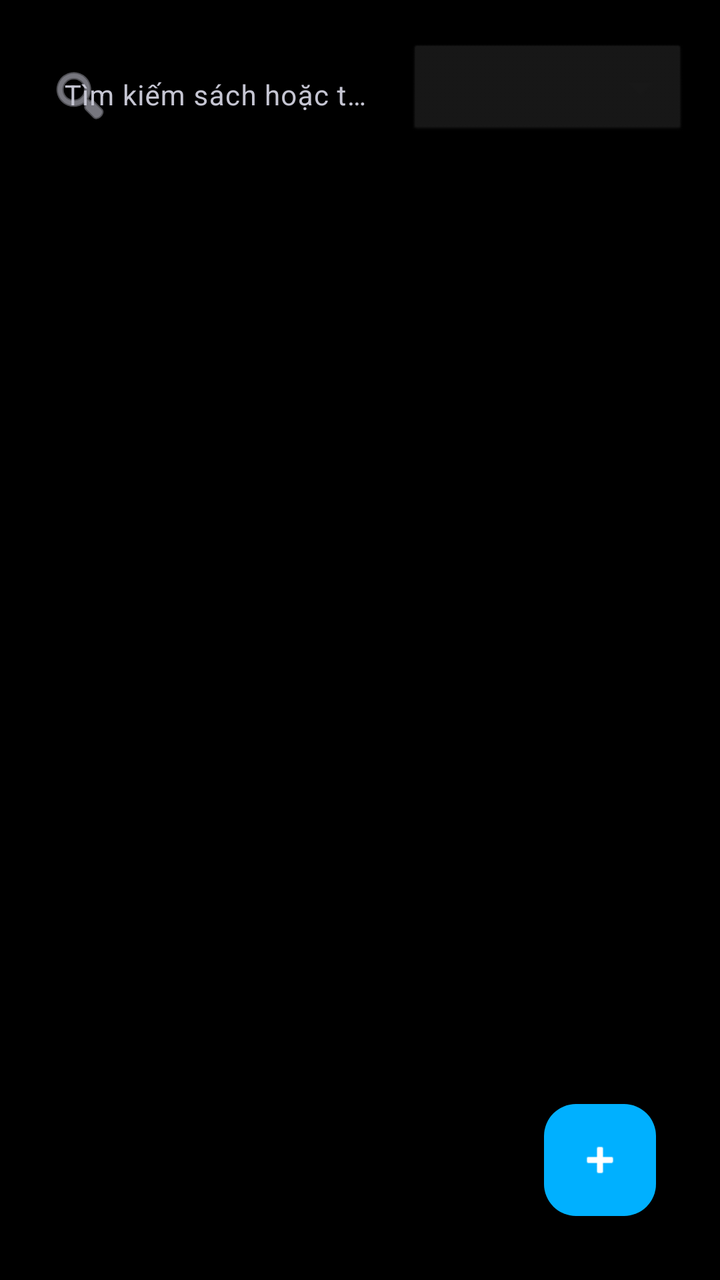
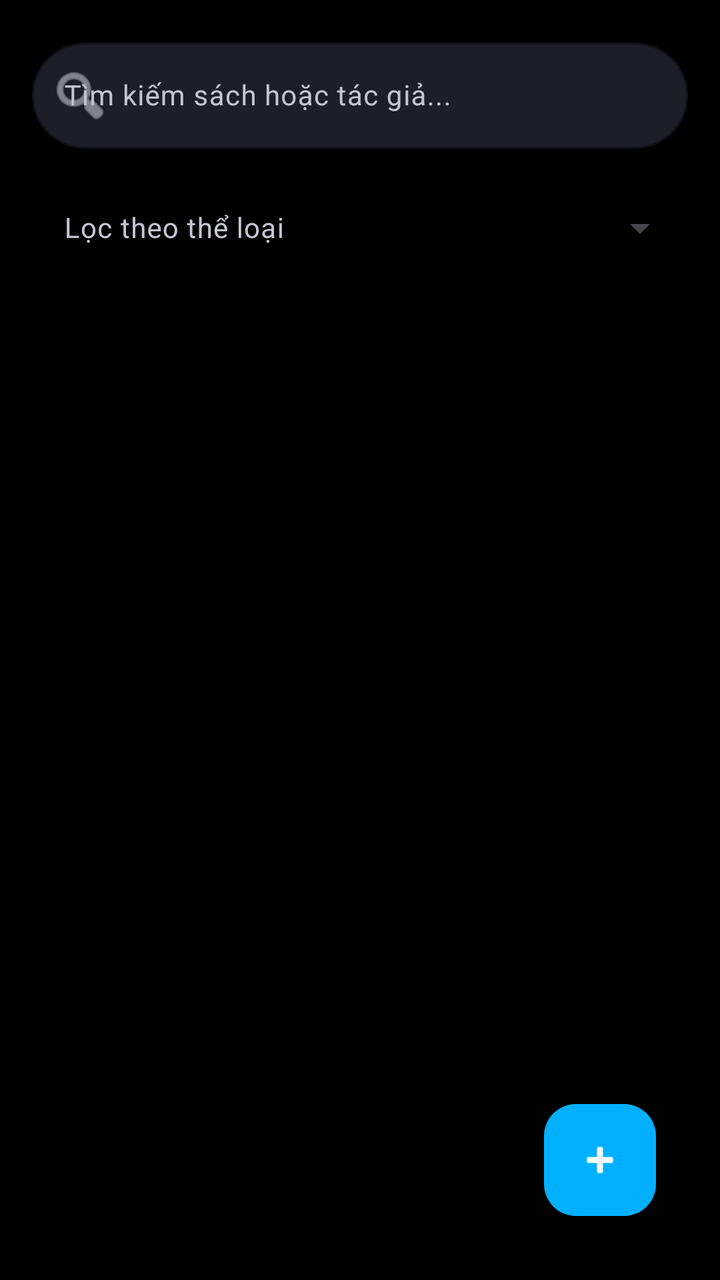

An Android layout rendered at two revisions. The XML below is the earlier revision; the diff shows what the commit changed to produce the second picture.
<!-- AndroidManifest.xml: application theme Theme.QLTV -->
<!-- res/layout/fragment_book_management.xml -->
<?xml version="1.0" encoding="utf-8"?>
<androidx.constraintlayout.widget.ConstraintLayout xmlns:android="http://schemas.android.com/apk/res/android"
    xmlns:app="http://schemas.android.com/apk/res-auto"
    xmlns:tools="http://schemas.android.com/tools"
    android:layout_width="match_parent"
    android:layout_height="match_parent"
    android:background="#000000"
    android:padding="16dp">

    
    <com.google.android.material.textfield.TextInputLayout
        android:id="@+id/searchLayout"
        style="@style/Widget.Material3.TextInputLayout.OutlinedBox"
        android:layout_width="0dp"
        android:layout_height="wrap_content"
        android:hint="Tìm kiếm sách hoặc tác giả..."
        android:textColorHint="#C5C5D2"
        app:boxStrokeColor="#FFFFFF"
        app:boxStrokeWidthFocused="2dp"
        app:hintTextColor="#FFFFFF"
        app:layout_constraintEnd_toStartOf="@id/spinnerCategory"
        app:layout_constraintStart_toStartOf="parent"
        app:layout_constraintTop_toTopOf="parent"
        app:startIconDrawable="@android:drawable/ic_menu_search"
        app:startIconTint="#C5C5D2">

        <com.google.android.material.textfield.TextInputEditText
            android:id="@+id/editSearch"
            android:layout_width="match_parent"
            android:layout_height="wrap_content"
            android:inputType="text"
            android:textColor="#FFFFFF"
            android:textSize="14sp" />
    </com.google.android.material.textfield.TextInputLayout>

    
    <Spinner
        android:id="@+id/spinnerCategory"
        android:layout_width="140dp"
        android:layout_height="50dp"
        android:layout_marginStart="8dp"
        android:background="@android:drawable/btn_dropdown"
        android:backgroundTint="#181818"
        app:layout_constraintBottom_toBottomOf="@id/searchLayout"
        app:layout_constraintEnd_toEndOf="parent"
        app:layout_constraintTop_toTopOf="@id/searchLayout" />

    
    <androidx.recyclerview.widget.RecyclerView
        android:id="@+id/recyclerViewBooks"
        android:layout_width="match_parent"
        android:layout_height="0dp"
        android:layout_marginTop="12dp"
        app:layout_constraintBottom_toBottomOf="parent"
        app:layout_constraintEnd_toEndOf="parent"
        app:layout_constraintStart_toStartOf="parent"
        app:layout_constraintTop_toBottomOf="@id/searchLayout"
        tools:listitem="@android:layout/simple_list_item_2" />

    
    <TextView
        android:id="@+id/txtEmpty"
        android:layout_width="wrap_content"
        android:layout_height="wrap_content"
        android:text="Không tìm thấy sách nào phù hợp!"
        android:textColor="#C5C5D2"
        android:textSize="15sp"
        android:visibility="gone"
        app:layout_constraintBottom_toBottomOf="parent"
        app:layout_constraintEnd_toEndOf="parent"
        app:layout_constraintStart_toStartOf="parent"
        app:layout_constraintTop_toTopOf="parent" />

    
    <com.google.android.material.floatingactionbutton.FloatingActionButton
        android:id="@+id/fabAddBook"
        android:layout_width="wrap_content"
        android:layout_height="wrap_content"
        android:layout_margin="16dp"
        android:contentDescription="Add book"
        android:src="@android:drawable/ic_input_add"
        app:backgroundTint="#00B0FF"
        app:layout_constraintBottom_toBottomOf="parent"
        app:layout_constraintEnd_toEndOf="parent"
        app:tint="#FFFFFF" />

</androidx.constraintlayout.widget.ConstraintLayout>
<!-- resources referenced by this layout -->
<resources>
  <style name="Theme.QLTV" parent="Base.Theme.QLTV" />
  <style name="Base.Theme.QLTV" parent="Theme.Material3.DayNight.NoActionBar">
          
          
      </style>
</resources>

<!-- the commit's change to res/layout/fragment_book_management.xml (unified diff, before → after) -->
@@ -11,16 +11,21 @@
     <com.google.android.material.textfield.TextInputLayout
         android:id="@+id/searchLayout"
         style="@style/Widget.Material3.TextInputLayout.OutlinedBox"
-        android:layout_width="0dp"
+        android:layout_width="match_parent"
         android:layout_height="wrap_content"
         android:hint="Tìm kiếm sách hoặc tác giả..."
         android:textColorHint="#C5C5D2"
         app:boxStrokeColor="#FFFFFF"
         app:boxStrokeWidthFocused="2dp"
         app:hintTextColor="#FFFFFF"
-        app:layout_constraintEnd_toStartOf="@id/spinnerCategory"
+        app:boxCornerRadiusTopStart="28dp"
+        app:boxCornerRadiusTopEnd="28dp"
+        app:boxCornerRadiusBottomStart="28dp"
+        app:boxCornerRadiusBottomEnd="28dp"
+        app:boxBackgroundColor="#1E1E2A"
+        app:layout_constraintTop_toTopOf="parent"
         app:layout_constraintStart_toStartOf="parent"
-        app:layout_constraintTop_toTopOf="parent"
+        app:layout_constraintEnd_toEndOf="parent"
         app:startIconDrawable="@android:drawable/ic_menu_search"
         app:startIconTint="#C5C5D2">
 
@@ -34,16 +39,35 @@
     </com.google.android.material.textfield.TextInputLayout>
 
     
-    <Spinner
-        android:id="@+id/spinnerCategory"
-        android:layout_width="140dp"
-        android:layout_height="50dp"
-        android:layout_marginStart="8dp"
-        android:background="@android:drawable/btn_dropdown"
-        android:backgroundTint="#181818"
-        app:layout_constraintBottom_toBottomOf="@id/searchLayout"
-        app:layout_constraintEnd_toEndOf="parent"
-        app:layout_constraintTop_toTopOf="@id/searchLayout" />
+    <com.google.android.material.textfield.TextInputLayout
+        android:id="@+id/spinnerCategoryLayout"
+        style="@style/Widget.Material3.TextInputLayout.OutlinedBox.ExposedDropdownMenu"
+        android:layout_width="match_parent"
+        android:layout_height="wrap_content"
+        android:layout_marginTop="8dp"
+        android:hint="Lọc theo thể loại"
+        android:textColorHint="#C5C5D2"
+        app:boxStrokeColor="#FFFFFF"
+        app:boxStrokeWidthFocused="2dp"
+        app:hintTextColor="#FFFFFF"
+        app:boxCornerRadiusTopStart="28dp"
+        app:boxCornerRadiusTopEnd="28dp"
+        app:boxCornerRadiusBottomStart="28dp"
+        app:boxCornerRadiusBottomEnd="28dp"
+        app:boxBackgroundColor="#1E1E2A"
+        app:layout_constraintTop_toBottomOf="@id/searchLayout"
+        app:layout_constraintStart_toStartOf="parent"
+        app:layout_constraintEnd_toEndOf="parent">
+
+        <AutoCompleteTextView
+            android:id="@+id/spinnerCategory"
+            android:layout_width="match_parent"
+            android:layout_height="wrap_content"
+            android:inputType="none"
+            android:background="@android:color/transparent"
+            android:textColor="#FFFFFF"
+            android:textSize="14sp" />
+    </com.google.android.material.textfield.TextInputLayout>
 
     
     <androidx.recyclerview.widget.RecyclerView
@@ -54,7 +78,7 @@
         app:layout_constraintBottom_toBottomOf="parent"
         app:layout_constraintEnd_toEndOf="parent"
         app:layout_constraintStart_toStartOf="parent"
-        app:layout_constraintTop_toBottomOf="@id/searchLayout"
+        app:layout_constraintTop_toBottomOf="@id/spinnerCategoryLayout"
         tools:listitem="@android:layout/simple_list_item_2" />
 
     
